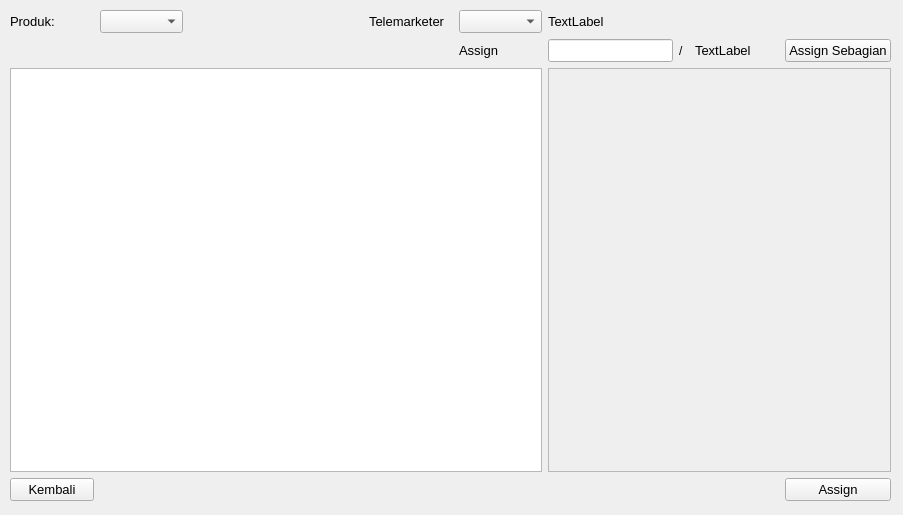
NathanielClarence/telemarketingdb, file mainFiles/assets/ui/assignCustomer.ui: the form before one commit.
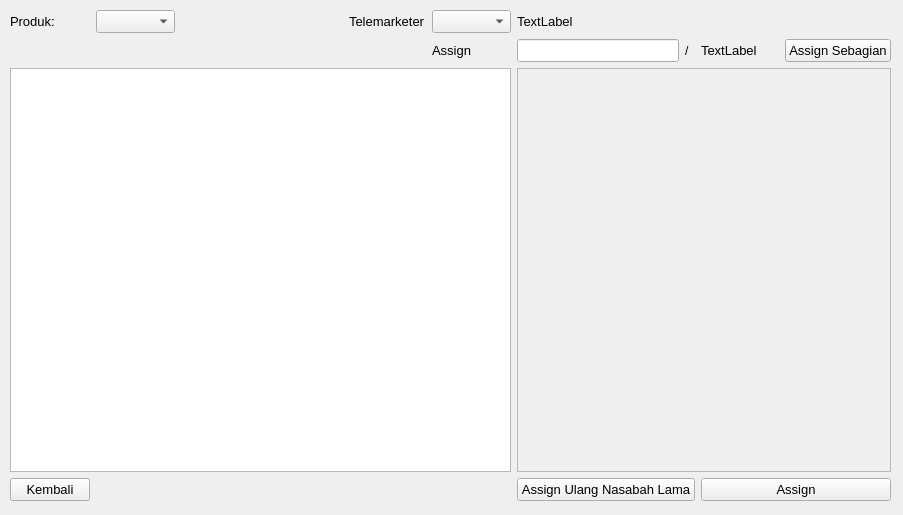
The form after the commit.

Commit message: reassign function created

```diff
--- a/mainFiles/assets/ui/assignCustomer.ui
+++ b/mainFiles/assets/ui/assignCustomer.ui
@@ -184,7 +184,7 @@
         <rect>
          <x>0</x>
          <y>0</y>
-         <width>344</width>
+         <width>361</width>
          <height>399</height>
         </rect>
        </property>
@@ -213,18 +213,6 @@
       </property>
      </widget>
     </item>
-    <item row="3" column="9">
-     <widget class="QPushButton" name="btn_assign">
-      <property name="font">
-       <font>
-        <pointsize>10</pointsize>
-       </font>
-      </property>
-      <property name="text">
-       <string>Assign</string>
-      </property>
-     </widget>
-    </item>
     <item row="3" column="0">
      <widget class="QPushButton" name="btn_back">
       <property name="font">
@@ -237,6 +225,30 @@
       </property>
      </widget>
     </item>
+    <item row="3" column="8" colspan="2">
+     <widget class="QPushButton" name="btn_assign">
+      <property name="font">
+       <font>
+        <pointsize>10</pointsize>
+       </font>
+      </property>
+      <property name="text">
+       <string>Assign</string>
+      </property>
+     </widget>
+    </item>
+    <item row="3" column="6" colspan="2">
+     <widget class="QPushButton" name="btn_reassign">
+      <property name="font">
+       <font>
+        <pointsize>10</pointsize>
+       </font>
+      </property>
+      <property name="text">
+       <string>Assign Ulang Nasabah Lama</string>
+      </property>
+     </widget>
+    </item>
    </layout>
   </widget>
  </widget>
```
The commit also changes 6 other files.
